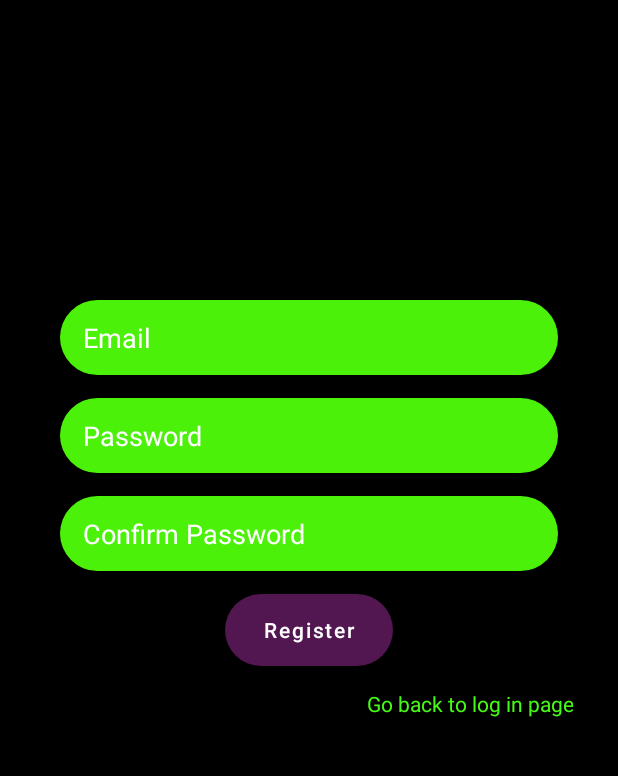
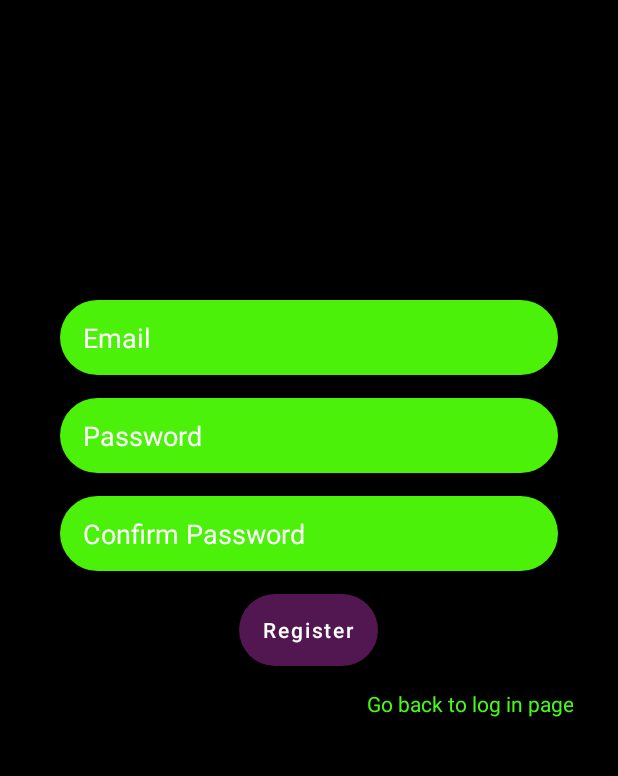
Before and after one commit to edo-edo/tic-tac-toe-kotlin-multiplayer-game, an Android app: the RegisterInToOnlineGameFragment screen opened through its navigation route, on a phone screen of 412 x 824 dp, the part 84-860 px from its top. Run offline under Robolectric (Android 15) with nearby library versions, the phone set to English and light mode, and no system bars; our stand-ins replace Firebase (no records; nobody signed in at launch, a user with empty details on screens opened directly).

Commit message:
fix button size

```diff
--- a/app/src/main/res/layout/fragment_register_in_to_online_game.xml
+++ b/app/src/main/res/layout/fragment_register_in_to_online_game.xml
@@ -69,11 +69,10 @@
 
     <Button
         android:id="@+id/RegisterButtonID"
-        android:layout_width="match_parent"
+        android:layout_width="wrap_content"
+        android:layout_gravity="center"
         android:layout_height="wrap_content"
-        android:layout_marginStart="150dp"
         android:layout_marginTop="15dp"
-        android:layout_marginEnd="150dp"
         android:text="@string/register"
         android:background="@drawable/rounded_button_notes"
         android:textAllCaps="false" />
```
